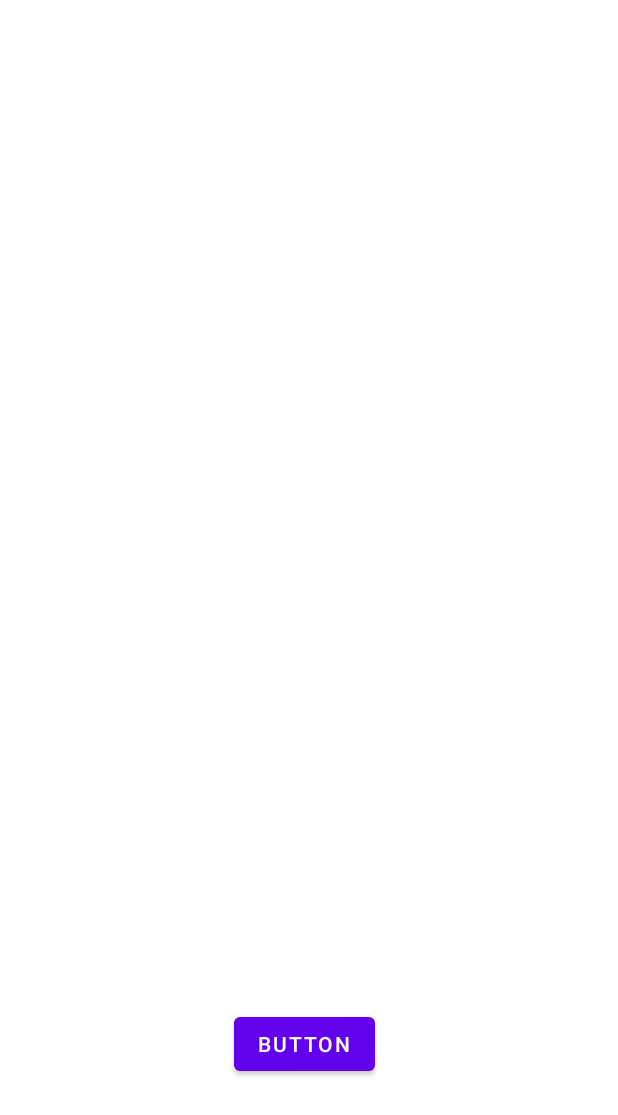
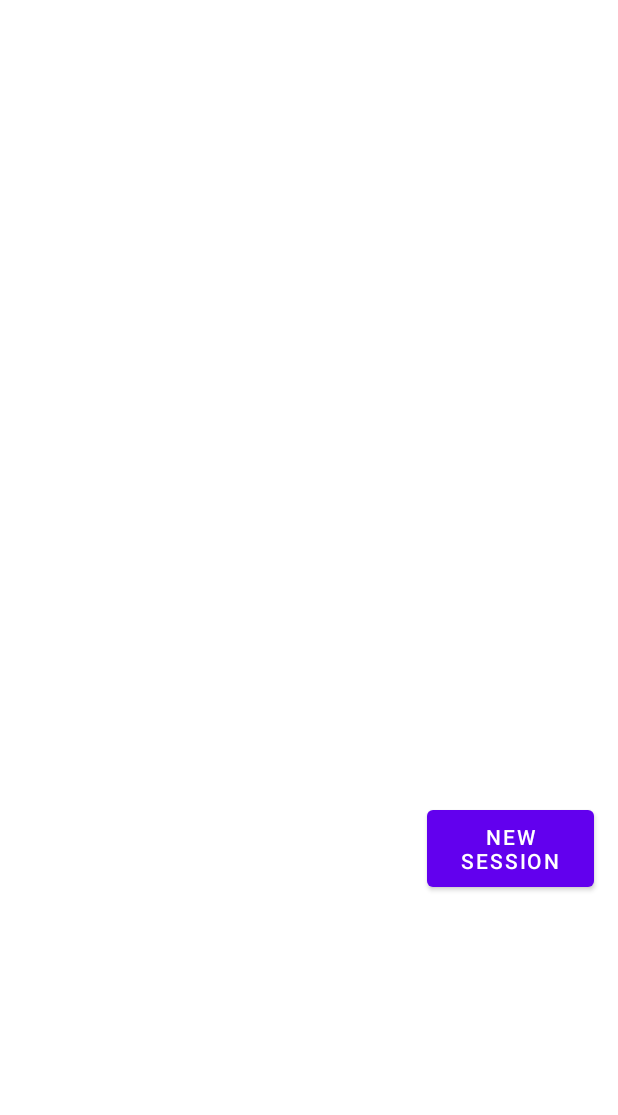
Before and after one commit to Rostin11/uek-dont-distract, an Android app: the layout activity_main.xml on its own in the app's theme, with its tools: preview values and no code run, on a phone screen of 412 x 824 dp. Shown: the top 1115 px of the screen. Run offline under Robolectric (Android 15) with nearby library versions, the phone set to English and light mode, and no system bars.

Commit message:
Add Button for creating Sessions

```diff
--- a/app/src/main/java/ch/ergon/rs/dontdistract/MainActivity.kt
+++ b/app/src/main/java/ch/ergon/rs/dontdistract/MainActivity.kt
@@ -99,5 +99,7 @@ class MainActivity : AppCompatActivity() {
         val REMAINING_SECONDS = "remainingSeconds"
     }
 
-    fun addWorkingSession(view: View) {}
+    fun addWorkingSession(view: View) {
+
+    }
 }
--- a/app/src/main/res/layout/activity_main.xml
+++ b/app/src/main/res/layout/activity_main.xml
@@ -6,10 +6,21 @@
     android:layout_height="match_parent"
     tools:context=".MainActivity">
 
+    <Button
+        android:id="@+id/button"
+        android:layout_width="111dp"
+        android:layout_height="63dp"
+        android:layout_marginTop="16dp"
+        android:layout_marginEnd="16dp"
+        android:onClick="addWorkingSession"
+        android:text="New Session"
+        app:layout_constraintEnd_toEndOf="parent"
+        app:layout_constraintTop_toBottomOf="@+id/sessionsOverview" />
+
     <LinearLayout
         android:id="@+id/sessionsOverview"
-        android:layout_width="364dp"
-        android:layout_height="418dp"
+        android:layout_width="375dp"
+        android:layout_height="502dp"
         android:layout_marginStart="16dp"
         android:layout_marginTop="16dp"
         android:layout_marginEnd="16dp"
@@ -18,15 +29,4 @@
         app:layout_constraintStart_toStartOf="parent"
         app:layout_constraintTop_toTopOf="parent"></LinearLayout>
 
-    <Button
-        android:id="@+id/button"
-        android:layout_width="wrap_content"
-        android:layout_height="wrap_content"
-        android:layout_marginStart="156dp"
-        android:layout_marginTop="238dp"
-        android:onClick="addWorkingSession"
-        android:text="Button"
-        app:layout_constraintStart_toStartOf="parent"
-        app:layout_constraintTop_toBottomOf="@+id/sessionsOverview" />
-
 </androidx.constraintlayout.widget.ConstraintLayout>
```
Also changed, not shown: 1 other file.
